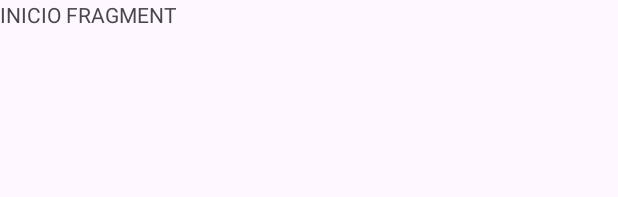
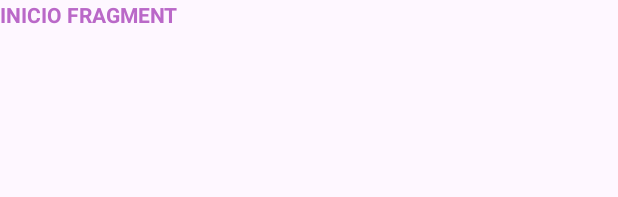
Before and after one commit to JavFuentes/Login, an Android app: the layout fragment_inicio.xml on its own in the app's theme, with its tools: preview values and no code run, on a phone screen of 412 x 824 dp. Shown: the top 197 px of the screen. Run offline under Robolectric (Android 15) with nearby library versions, the phone set to English and light mode, and no system bars.

Commit message:
En Fragment inicio se adicionó style bold, color"#BA68C8" al texto y se codifico el texto en strings.xml

```diff
--- a/app/src/main/res/layout/fragment_inicio.xml
+++ b/app/src/main/res/layout/fragment_inicio.xml
@@ -9,6 +9,8 @@
     <TextView
         android:layout_width="match_parent"
         android:layout_height="match_parent"
-        android:text="INICIO FRAGMENT" />
+        android:text="@string/inicio_fragment"
+        android:textStyle="bold"
+        android:textColor="#BA68C8" />
 
 </FrameLayout>
--- a/app/src/main/res/values/strings.xml
+++ b/app/src/main/res/values/strings.xml
@@ -10,4 +10,5 @@
     <string name="hello_blank_fragment">Hello blank fragment</string>
     <string name="recuperar_password">Recuperar Password</string>
     <string name="ingresa_tu_email_para_recuperar_la_password">Ingresa tu email para recuperar la password:</string>
+    <string name="inicio_fragment">INICIO FRAGMENT</string>
 </resources>
```
